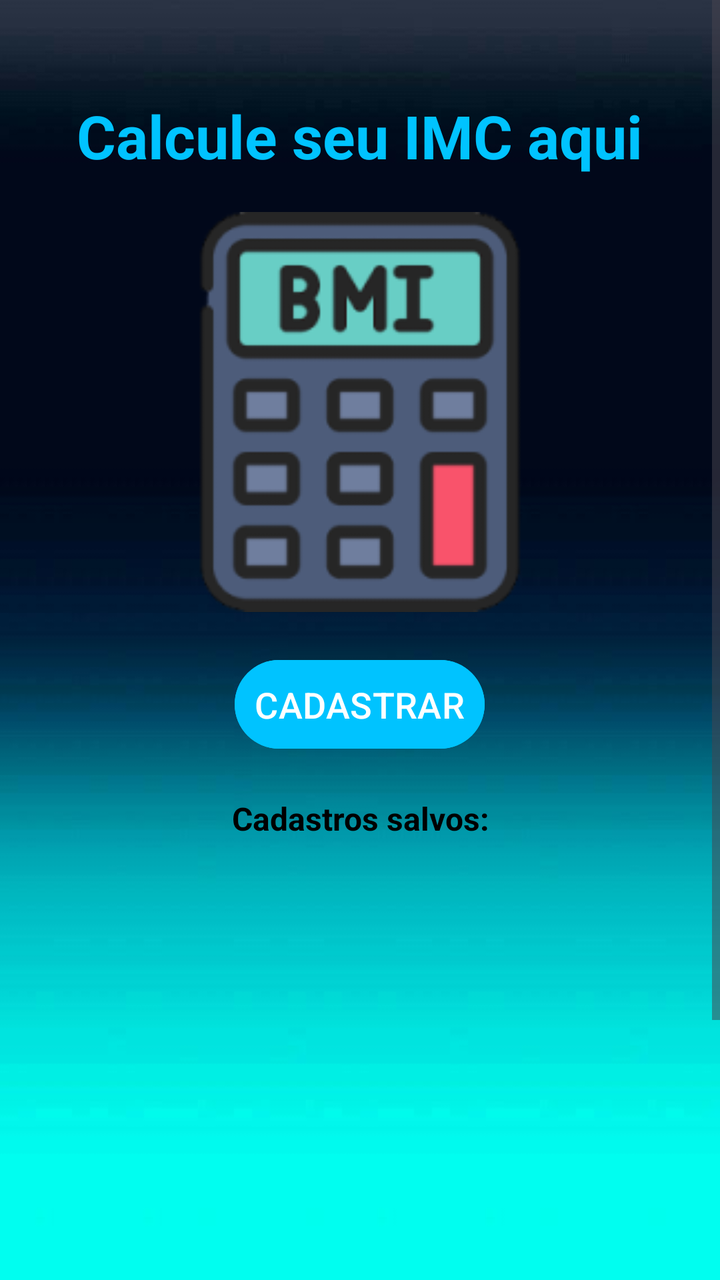
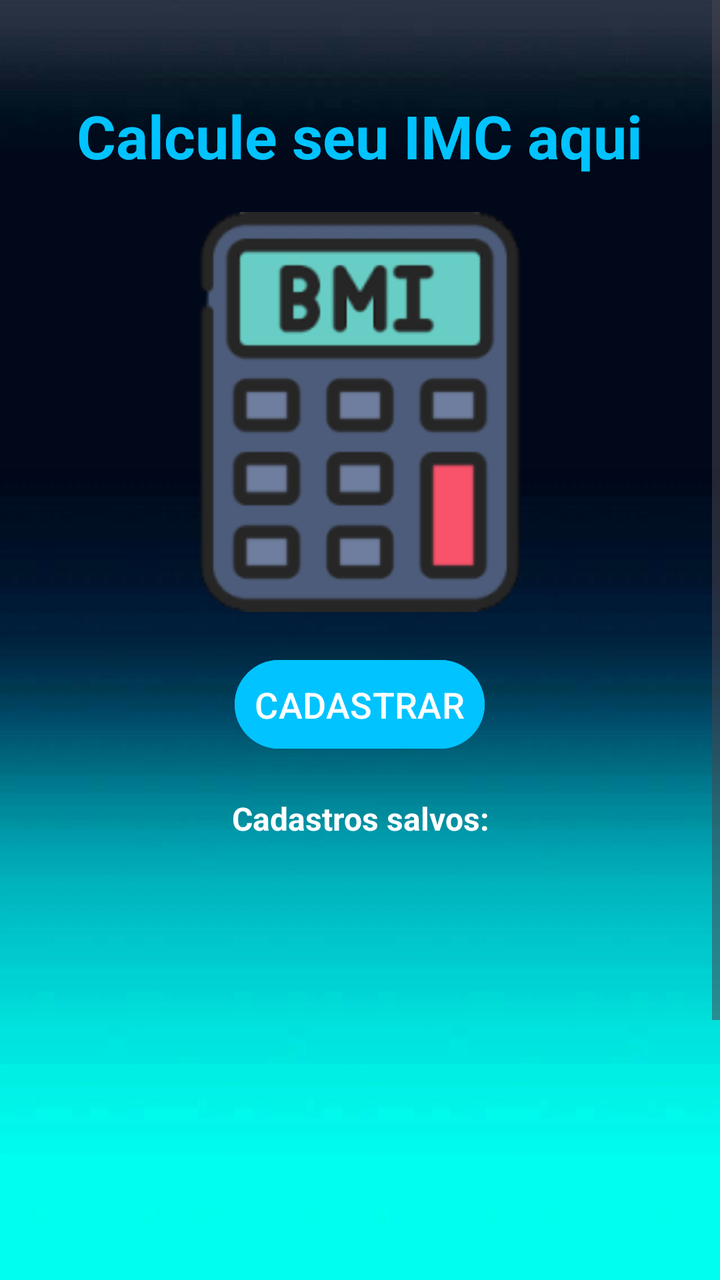

Before-and-after screenshots of an Android layout around one commit, followed by the original layout XML and the change that was made.
<!-- AndroidManifest.xml: application theme Theme.BancoDeDados -->
<!-- res/layout/activity_main.xml -->
<?xml version="1.0" encoding="utf-8"?>
<ScrollView
    xmlns:tools="http://schemas.android.com/tools"
    android:layout_width="match_parent"
    android:layout_height="match_parent"
    android:fillViewport="true"
    android:background="@drawable/fundo"
    xmlns:android="http://schemas.android.com/apk/res/android">


<LinearLayout
    android:id="@+id/main"
    android:orientation="vertical"
    android:layout_width="match_parent"
    android:layout_height="wrap_content"
    tools:context=".CadastroUsuarios"
    >

    <TextView
        android:layout_width="337dp"
        android:layout_height="76dp"
        android:layout_gravity="center"
        android:layout_marginTop="30dp"
        android:gravity="center"
        android:text="Calcule seu IMC aqui"
        android:textColor="#00c3ff"
        android:textSize="30sp"
        android:textStyle="bold" />

    <ImageView
        android:layout_width="200dp"
        android:layout_height="200dp"
        android:layout_gravity="center"
        android:background="@drawable/foto" />

    <Button
        android:id="@+id/btCadastrar"
        android:layout_width="wrap_content"
        android:layout_height="wrap_content"
        android:text="@string/btCadastrar"
        android:layout_gravity="center"
        android:gravity="center"
        android:backgroundTint="#00c3ff"
        android:textSize="18sp"
        android:textAllCaps="true"
        android:padding="10dp"
        android:layout_margin="20dp"
        />

    <TextView
        android:id="@+id/textView"
        android:layout_width="match_parent"
        android:layout_height="wrap_content"
        android:text="Cadastros salvos:"
        android:textColor="@color/black"
        android:layout_gravity="center"
        android:gravity="center"
        android:textStyle="bold"
        android:textSize="16sp"/>

    <androidx.recyclerview.widget.RecyclerView
        android:id="@+id/recyclerViewContatos"
        android:layout_width="match_parent"
        android:layout_height="343dp"
        android:layout_margin="20dp" />

</LinearLayout>
</ScrollView>
<!-- resources referenced by this layout -->
<resources>
  <color name="black">#FF000000</color>
  <!-- drawable foto: png bitmap (drawable, 10492 bytes) -->
  <!-- drawable fundo: jpg bitmap (drawable, 12574 bytes) -->
  <string name="btCadastrar">Cadastrar</string>
  <style name="Theme.BancoDeDados" parent="Base.Theme.BancoDeDados" />
  <style name="Base.Theme.BancoDeDados" parent="Theme.Material3.DayNight.NoActionBar">
          
          
      </style>
</resources>

<!-- the commit's change to res/layout/activity_main.xml (unified diff, before → after) -->
@@ -52,7 +52,7 @@
         android:layout_width="match_parent"
         android:layout_height="wrap_content"
         android:text="Cadastros salvos:"
-        android:textColor="@color/black"
+        android:textColor="@color/white"
         android:layout_gravity="center"
         android:gravity="center"
         android:textStyle="bold"
<!-- resource entries referenced after the edit -->
@@ -1,6 +1,6 @@
 <!-- resources referenced by this layout -->
 <resources>
-  <color name="black">#FF000000</color>
+  <color name="white">#FFFFFFFF</color>
   <!-- drawable foto: png bitmap (drawable, 10492 bytes) -->
   <!-- drawable fundo: jpg bitmap (drawable, 12574 bytes) -->
   <string name="btCadastrar">Cadastrar</string>
